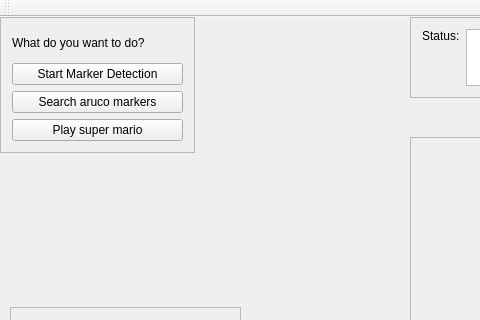
This is project/src/turtlebot_ui/src/mainwindow.ui in CokieForever/LCCP-Turtlebot as Qt 5 draws it before an edit; both pictures show x 0 to 480 and y 0 to 320 of the 841 by 516 pixel window. The edited form follows.
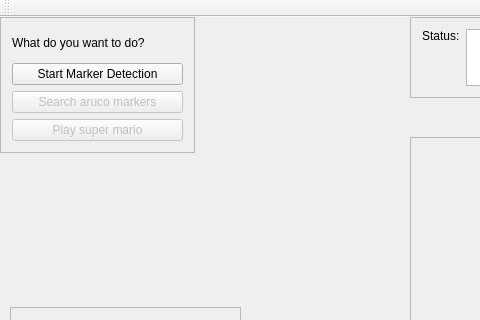
This is the edited form.

Patch:
```diff
--- a/project/src/turtlebot_ui/src/mainwindow.ui
+++ b/project/src/turtlebot_ui/src/mainwindow.ui
@@ -46,6 +46,9 @@
      </item>
      <item row="2" column="0">
       <widget class="QPushButton" name="btnSearchMarkers">
+       <property name="enabled">
+        <bool>false</bool>
+       </property>
        <property name="text">
         <string>Search aruco markers</string>
        </property>
@@ -53,6 +56,9 @@
      </item>
      <item row="3" column="0">
       <widget class="QPushButton" name="btnPlaySuperMario">
+       <property name="enabled">
+        <bool>false</bool>
+       </property>
        <property name="text">
         <string>Play super mario</string>
        </property>
```
